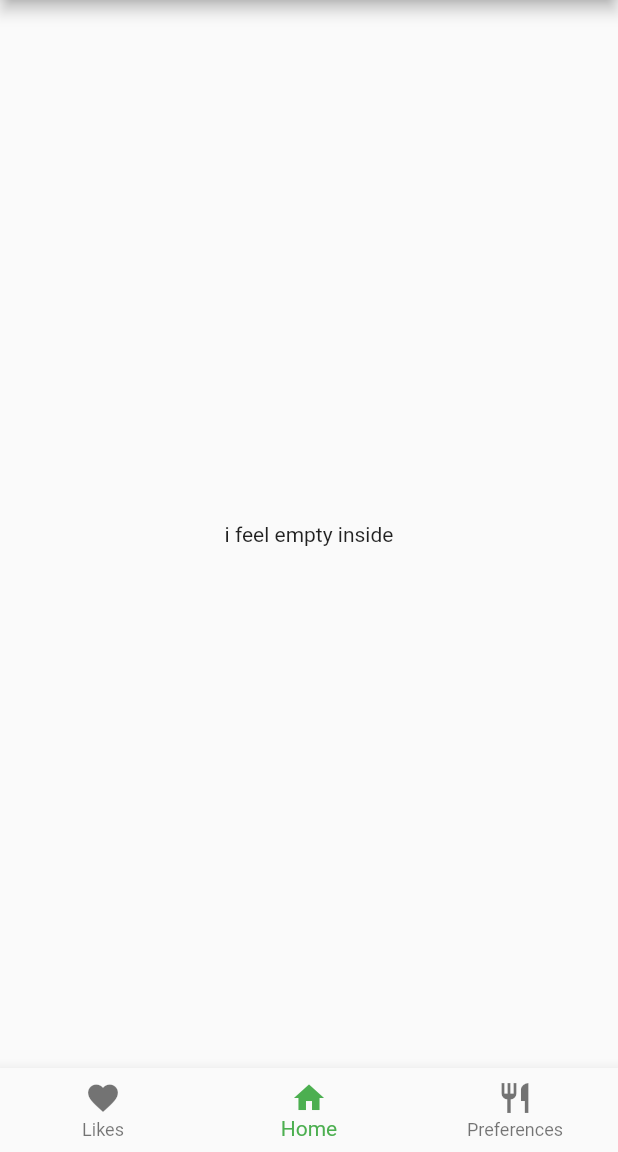
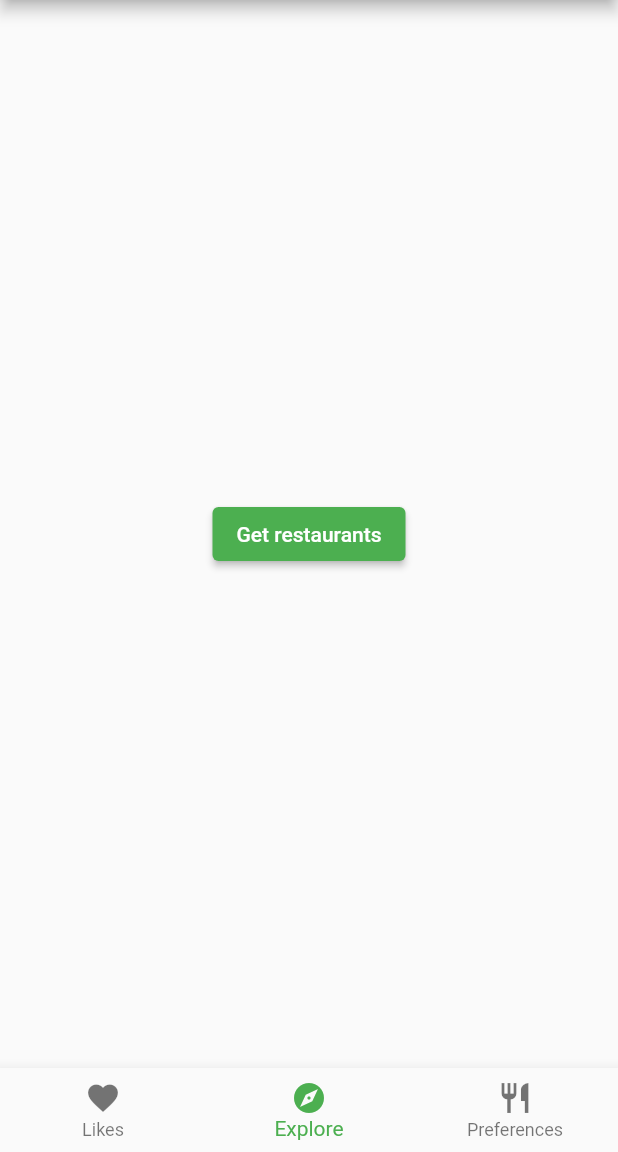
Before and after one commit to guava-food/guava-refactor, a Flutter app: the screen it shows after launch, on a phone screen of 412 x 824 dp, the part 84-1236 px from its top. Run offline on Flutter 3.47's test engine with Material 2 defaults, Android fonts, the phone set to English and light mode, and no system bars; our stand-ins replace cached_network_image, flutter_rating_bar, geolocator, settings_ui.

Commit message:
updated empty page

```diff
--- a/lib/main.dart
+++ b/lib/main.dart
@@ -93,6 +93,7 @@ class MyHomePage extends StatefulWidget {
 
 class _MyHomePageState extends State<MyHomePage> {
   int _selectedIndex = 1;
+  bool _runLoadingIcon = false;
 
   void _yelpRequest() async {
     Map<String, String> queryParameters = {
@@ -133,6 +134,14 @@ class _MyHomePageState extends State<MyHomePage> {
     Position position = await _determinePosition();
     gpsLatitude = position.latitude.toDouble();
     gpsLongitude = position.longitude.toDouble();
+    setState(() {});
+  }
+
+  Future<void> _savePositionF() async {
+    Position position = await _determinePosition();
+    gpsLatitude = position.latitude.toDouble();
+    gpsLongitude = position.longitude.toDouble();
+    _yelpRequest();
     setState(() {});
   }
 
@@ -386,13 +395,13 @@ class _MyHomePageState extends State<MyHomePage> {
                         children: [
                           TextButton(
                               child: const Text('Directions'),
-                              onPressed: () {
-                                _launchUrl(Uri.parse(
-                                    yelp_json["businesses"][index]["url"]));
-                              }),
+                              onPressed: () {}),
                           TextButton(
                             child: const Text('View on Yelp'),
-                            onPressed: () {},
+                            onPressed: () {
+                              _launchUrl(Uri(
+                                  path: yelp_json["businesses"][index]["url"]));
+                            },
                           )
                         ],
                       ),
@@ -401,7 +410,21 @@ class _MyHomePageState extends State<MyHomePage> {
                 ));
           }),
     );
-    var emptyPage = Text("i feel empty inside");
+    var emptyPage = Column(
+      mainAxisAlignment: MainAxisAlignment.center,
+      children: [
+        !_runLoadingIcon
+            ? ElevatedButton(
+                onPressed: () {
+                  _savePositionF();
+                  _runLoadingIcon = true;
+                },
+                child: const Text('Get restaurants'),
+              )
+            : CircularProgressIndicator()
+      ],
+    );
+
     List<Widget> _widgetOptions = <Widget>[
       Text(
         'Index 0: Likes',
@@ -425,8 +448,8 @@ class _MyHomePageState extends State<MyHomePage> {
             label: 'Likes',
           ),
           BottomNavigationBarItem(
-            icon: Icon(Icons.home),
-            label: 'Home',
+            icon: Icon(Icons.explore),
+            label: 'Explore',
           ),
           BottomNavigationBarItem(
             icon: Icon(Icons.restaurant),
```
Also changed, not shown: pubspec.lock, 1 other file.
